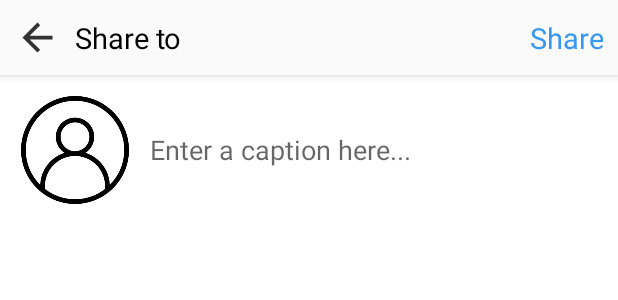
After one commit to VanSon999/CloneInstagramApp, an Android app: the layout activity_share.xml on its own in the app's theme, with its tools: preview values and no code run, on a phone screen of 412 x 824 dp. The commit adds this screen. Shown: the top 300 px of the screen. Run offline under Robolectric (Android 15) with nearby library versions, the phone set to English and light mode, and no system bars.

Commit message:
Innit share activity

```diff
--- a/app/src/main/java/vanson/dev/instagramclone/Controllers/EditProfileActivity.kt
+++ b/app/src/main/java/vanson/dev/instagramclone/Controllers/EditProfileActivity.kt
@@ -11,7 +11,7 @@ import kotlinx.android.synthetic.main.activity_edit_profile.*
 import vanson.dev.instagramclone.*
 import vanson.dev.instagramclone.Models.User
 import vanson.dev.instagramclone.R
-import vanson.dev.instagramclone.Utilites.CameraPictureTaker
+import vanson.dev.instagramclone.Utilites.CameraHelper
 import vanson.dev.instagramclone.Utilites.FirebaseHelper
 import vanson.dev.instagramclone.Utilites.ValueEventListenerAdapter
 import vanson.dev.instagramclone.Views.PasswordDialog
@@ -20,7 +20,7 @@ class EditProfileActivity : AppCompatActivity(), PasswordDialog.Listener {
 
     private lateinit var mPendingUser: User
     private lateinit var mUser: User
-    private lateinit var cameraPictureTaker: CameraPictureTaker
+    private lateinit var cameraHelper: CameraHelper
     private lateinit var mFirebaseHelper : FirebaseHelper
 
     private val TAG = "EditProfileActivity"
@@ -28,15 +28,15 @@ class EditProfileActivity : AppCompatActivity(), PasswordDialog.Listener {
         super.onCreate(savedInstanceState)
         setContentView(R.layout.activity_edit_profile)
         Log.d(TAG, "onCreate")
-        cameraPictureTaker =
-            CameraPictureTaker(this)
+        cameraHelper =
+            CameraHelper(this)
         mFirebaseHelper = FirebaseHelper(this)
 
         close_image.setOnClickListener {
             finish()
         }
         save_image.setOnClickListener { updateProfile() }
-        change_avatar_text.setOnClickListener { cameraPictureTaker.takeImageFromCamera() }
+        change_avatar_text.setOnClickListener { cameraHelper.takeImageFromCamera() }
 
         mFirebaseHelper.currentUserReference()
             .addListenerForSingleValueEvent(ValueEventListenerAdapter {
@@ -53,8 +53,8 @@ class EditProfileActivity : AppCompatActivity(), PasswordDialog.Listener {
 
     override fun onActivityResult(requestCode: Int, resultCode: Int, data: Intent?) {
         super.onActivityResult(requestCode, resultCode, data)
-        if (requestCode == cameraPictureTaker.REQUEST_CODE && resultCode == Activity.RESULT_OK) {
-            mFirebaseHelper.uploadUserPhoto(cameraPictureTaker.mImageUri!!) {
+        if (requestCode == cameraHelper.REQUEST_CODE && resultCode == Activity.RESULT_OK) {
+            mFirebaseHelper.uploadUserPhoto(cameraHelper.mImageUri!!) {
                 val photoUrl = it.toString()
                 mFirebaseHelper.uploadUserPhoto(photoUrl) {
                     mUser = mUser.copy(photo = photoUrl)
--- a/app/src/main/java/vanson/dev/instagramclone/Controllers/ProfileActivity.kt
+++ b/app/src/main/java/vanson/dev/instagramclone/Controllers/ProfileActivity.kt
@@ -4,9 +4,15 @@ import android.content.Intent
 import android.os.Bundle
 import android.util.Log
 import kotlinx.android.synthetic.main.activity_profile.*
+import vanson.dev.instagramclone.Models.User
 import vanson.dev.instagramclone.R
+import vanson.dev.instagramclone.Utilites.FirebaseHelper
+import vanson.dev.instagramclone.Utilites.ValueEventListenerAdapter
+import vanson.dev.instagramclone.loadUserPhoto
 
 class ProfileActivity : BaseActivity(4) {
+    private lateinit var mUser: User
+    private lateinit var mFirebaseHelper: FirebaseHelper
     private val TAG = "ProfileActivity"
     override fun onCreate(savedInstanceState: Bundle?) {
         super.onCreate(savedInstanceState)
@@ -19,6 +25,13 @@ class ProfileActivity : BaseActivity(4) {
             val intent =Intent(this, EditProfileActivity::class.java)
             startActivity(intent)
         }
+
+        mFirebaseHelper = FirebaseHelper(this)
+        mFirebaseHelper.currentUserReference().addValueEventListener(ValueEventListenerAdapter{
+            mUser = it.getValue(User::class.java)!!
+            profile_image.loadUserPhoto(mUser.photo)
+            username_text.text = mUser.username
+        })
     }
 
     override fun onStart() {
--- a/app/src/main/java/vanson/dev/instagramclone/Controllers/ShareActivity.kt
+++ b/app/src/main/java/vanson/dev/instagramclone/Controllers/ShareActivity.kt
@@ -1,19 +1,36 @@
 package vanson.dev.instagramclone.Controllers
 
+import android.app.Activity
+import android.content.Intent
 import android.os.Bundle
 import android.util.Log
+import kotlinx.android.synthetic.main.activity_share.*
 import vanson.dev.instagramclone.R
+import vanson.dev.instagramclone.Utilites.CameraHelper
+import vanson.dev.instagramclone.Utilites.GlideApp
 
 class ShareActivity : BaseActivity(2) {
     private val TAG = "ShareActivity"
+    private lateinit var mCameraHelper : CameraHelper
     override fun onCreate(savedInstanceState: Bundle?) {
         super.onCreate(savedInstanceState)
-        setContentView(R.layout.activity_profile)
+        setContentView(R.layout.activity_share)
 
         setupBottomNavigation()
         Log.d(TAG, "onCreate: ${this.navNumber}")
+
+        mCameraHelper = CameraHelper(this)
+        mCameraHelper.takeImageFromCamera()
+
+        back_image.setOnClickListener { finish() }
     }
 
+    override fun onActivityResult(requestCode: Int, resultCode: Int, data: Intent?) {
+        super.onActivityResult(requestCode, resultCode, data)
+        if(requestCode == mCameraHelper.REQUEST_CODE && resultCode == RESULT_OK){
+            GlideApp.with(this).load(mCameraHelper.mImageUri).centerCrop().into(post_image)
+        }
+    }
     override fun onStart() {
         super.onStart()
         setActivityChecked(2)
--- a/app/src/main/java/vanson/dev/instagramclone/Utilites/CameraPictureTaker.kt
+++ b/app/src/main/java/vanson/dev/instagramclone/Utilites/CameraHelper.kt
@@ -10,7 +10,7 @@ import java.io.File
 import java.text.SimpleDateFormat
 import java.util.*
 
-class CameraPictureTaker(private val activity: Activity) {
+class CameraHelper(private val activity: Activity) {
     var mImageUri: Uri? = null
     val REQUEST_CODE = 1
     private val simpleDateFormat: SimpleDateFormat =
--- /dev/null
+++ b/app/src/main/res/drawable-anydpi/ic_back.xml
@@ -0,0 +1,11 @@
+<vector xmlns:android="http://schemas.android.com/apk/res/android"
+    android:width="24dp"
+    android:height="24dp"
+    android:viewportWidth="24"
+    android:viewportHeight="24"
+    android:tint="#000000"
+    android:alpha="0.8">
+  <path
+      android:fillColor="@android:color/white"
+      android:pathData="M20,11H7.83l5.59,-5.59L12,4l-8,8 8,8 1.41,-1.41L7.83,13H20v-2z"/>
+</vector>
--- a/app/src/main/res/layout/activity_profile.xml
+++ b/app/src/main/res/layout/activity_profile.xml
@@ -20,6 +20,7 @@
             android:layout_height="wrap_content">
 
             <TextView
+                android:id="@+id/username_text"
                 style="@style/toolbar_title"
                 android:text="Van Son"
                 app:layout_constraintBottom_toBottomOf="parent"
--- /dev/null
+++ b/app/src/main/res/layout/activity_share.xml
@@ -0,0 +1,66 @@
+<?xml version="1.0" encoding="utf-8"?>
+<androidx.constraintlayout.widget.ConstraintLayout xmlns:android="http://schemas.android.com/apk/res/android"
+    xmlns:app="http://schemas.android.com/apk/res-auto"
+    android:layout_width="match_parent"
+    android:layout_height="match_parent"
+    android:background="@color/white">
+
+    <Toolbar
+        android:id="@+id/toolbar"
+        style="@style/toolbar"
+        app:layout_constraintEnd_toEndOf="parent"
+        app:layout_constraintHorizontal_bias="0.5"
+        app:layout_constraintStart_toStartOf="parent"
+        app:layout_constraintTop_toTopOf="parent"
+        android:contentInsetStart="0dp">
+
+        <androidx.constraintlayout.widget.ConstraintLayout
+            android:layout_width="match_parent"
+            android:layout_height="wrap_content">
+            <ImageView
+                android:id="@+id/back_image"
+                style="@style/toolbar_image"
+                android:src="@drawable/ic_back"
+                app:layout_constraintBottom_toBottomOf="parent"
+                app:layout_constraintStart_toStartOf="parent"
+                app:layout_constraintTop_toTopOf="parent"/>
+            <TextView
+                android:id="@+id/username_text"
+                style="@style/toolbar_title"
+                app:layout_constraintBottom_toBottomOf="parent"
+                app:layout_constraintStart_toEndOf="@id/back_image"
+                app:layout_constraintTop_toTopOf="parent"
+                android:text="Share to" />
+
+            <TextView
+                android:id="@+id/share_text"
+                style="@style/toolbar_text"
+                android:text="Share"
+                app:layout_constraintBottom_toBottomOf="parent"
+                app:layout_constraintEnd_toEndOf="parent"
+                app:layout_constraintTop_toTopOf="parent"
+                android:src="@drawable/ic_more" />
+        </androidx.constraintlayout.widget.ConstraintLayout>
+
+    </Toolbar>
+
+    <ImageView
+        android:id="@+id/post_image"
+        android:layout_width="80dp"
+        android:layout_height="80dp"
+        android:src="@drawable/person"
+        app:layout_constraintTop_toBottomOf="@id/toolbar"
+        app:layout_constraintStart_toStartOf="parent"
+        app:layout_constraintEnd_toStartOf="@id/caption_input"
+        android:layout_margin="10dp"/>
+    <EditText
+        android:id="@+id/caption_input"
+        android:layout_width="0dp"
+        android:layout_height="0dp"
+        app:layout_constraintStart_toEndOf="@id/post_image"
+        app:layout_constraintTop_toTopOf="@id/post_image"
+        app:layout_constraintBottom_toBottomOf="@id/post_image"
+        app:layout_constraintEnd_toEndOf="parent"
+        android:hint="Enter a caption here..."
+        android:background="@android:color/transparent"/>
+</androidx.constraintlayout.widget.ConstraintLayout>
--- a/app/src/main/res/values/themes.xml
+++ b/app/src/main/res/values/themes.xml
@@ -48,6 +48,13 @@
         <item name="android:textSize">19sp</item>
     </style>
 
+    <style name="toolbar_text" parent="toolbar_title">
+        <item name="android:textColor">@color/blue</item>
+        <item name="android:layout_height">@dimen/toolbar_height</item>
+        <item name="android:gravity">center</item>
+        <item name="android:paddingStart">10dp</item>
+        <item name="android:paddingEnd">10dp</item>
+    </style>
     <style name="edit_profile_label">
         <item name="android:layout_width">match_parent</item>
         <item name="android:layout_height">wrap_content</item>
```
Also changed, not shown: app/src/main/res/drawable-hdpi/ic_back.png (added), app/src/main/res/drawable-mdpi/ic_back.png (added), app/src/main/res/drawable-xhdpi/ic_back.png (added), app/src/main/res/drawable-xxhdpi/ic_back.png (added).
